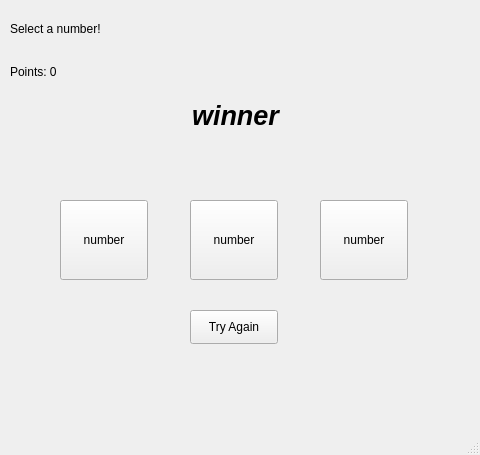
This is GUI.ui in Riiduu/number-guessing-game---gui as Qt 5 draws it before an edit. The edited form follows.
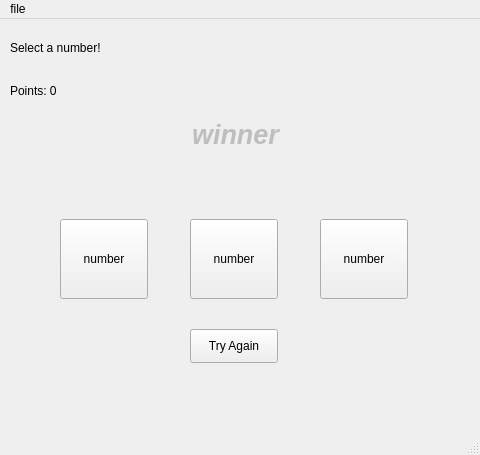
This is the edited form.

Commit message: created some functionality

Diff of the .ui file:
```diff
--- a/GUI.ui
+++ b/GUI.ui
@@ -80,6 +80,9 @@
     </property>
    </widget>
    <widget class="QLabel" name="winner">
+    <property name="enabled">
+     <bool>false</bool>
+    </property>
     <property name="geometry">
      <rect>
       <x>180</x>
@@ -126,6 +129,13 @@
      <height>30</height>
     </rect>
    </property>
+   <widget class="QMenu" name="menufile">
+    <property name="title">
+     <string>file</string>
+    </property>
+    <addaction name="actionexit"/>
+   </widget>
+   <addaction name="menufile"/>
   </widget>
   <widget class="QStatusBar" name="statusbar"/>
  </widget>
```
Left out of the diff: 5 changed lines with no effect on the pictures. The commit also changes 2 other files.
